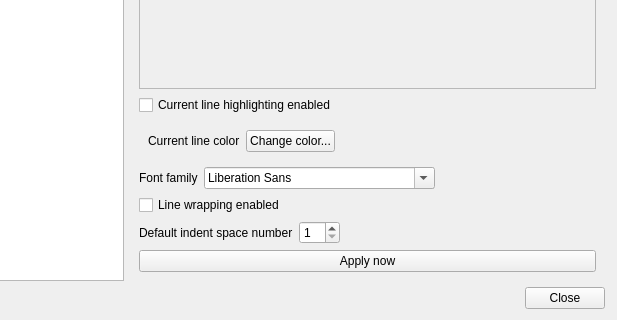
Qt form src/openfluid/ui/common/PreferencesDialog.ui (OpenFLUID/openfluid) before a commit; both pictures show x 203 to 820 and y 210 to 530 of the 820 by 530 pixel window.
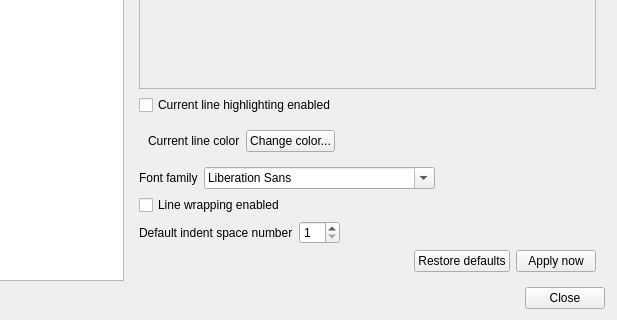
The same form after that commit. Custom widgets are drawn as their Qt base class.

Commit message: Add a "Restore default" button in the Text editor Preferences

Patch:
```diff
--- a/src/openfluid/ui/common/PreferencesDialog.ui
+++ b/src/openfluid/ui/common/PreferencesDialog.ui
@@ -897,11 +897,35 @@
           </layout>
          </item>
          <item>
-          <widget class="QPushButton" name="TextEditorApplyButton">
-           <property name="text">
-            <string>Apply now</string>
-           </property>
-          </widget>
+          <layout class="QHBoxLayout" name="horizontalLayout_6">
+           <item>
+            <spacer name="horizontalSpacer_7">
+             <property name="orientation">
+              <enum>Qt::Horizontal</enum>
+             </property>
+             <property name="sizeHint" stdset="0">
+              <size>
+               <width>40</width>
+               <height>20</height>
+              </size>
+             </property>
+            </spacer>
+           </item>
+           <item>
+            <widget class="QPushButton" name="TextEditorRestoreDefaultsButton">
+             <property name="text">
+              <string>Restore defaults</string>
+             </property>
+            </widget>
+           </item>
+           <item>
+            <widget class="QPushButton" name="TextEditorApplyButton">
+             <property name="text">
+              <string>Apply now</string>
+             </property>
+            </widget>
+           </item>
+          </layout>
          </item>
         </layout>
        </widget>
```
Left out of the diff: 18 changed lines with no effect on the pictures. The commit also changes 4 other files.
